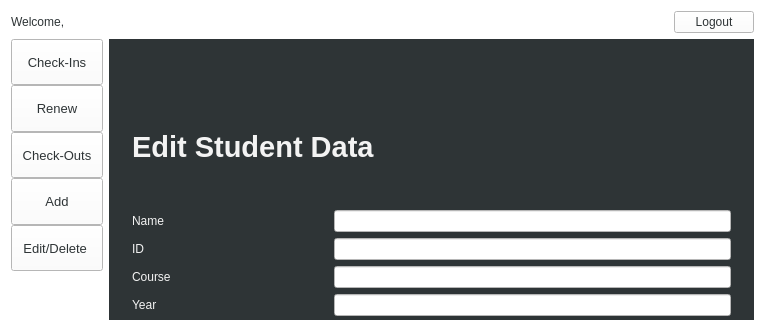
The window that admin_page.ui (pramesh025/LibraryMS) describes before a commit, drawn with Qt 5; both pictures show x 0 to 765 and y 0 to 320 of the 765 by 460 pixel window.
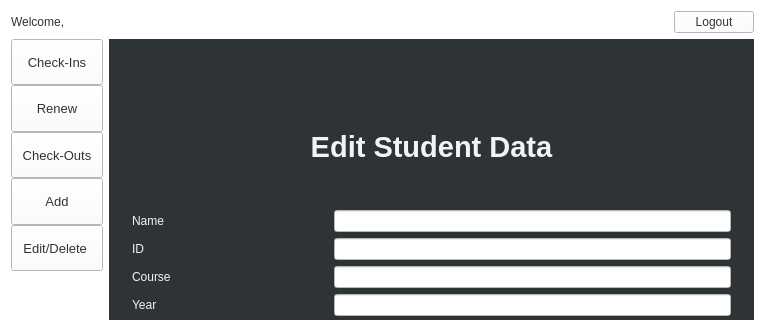
The same window after the commit. The open tabs and pages were chosen to show the change.

Diff of the .ui file:
```diff
--- a/admin_page.ui
+++ b/admin_page.ui
@@ -2059,20 +2059,6 @@
            </property>
           </widget>
          </item>
-         <item row="0" column="0" colspan="2">
-          <widget class="QLabel" name="label_14">
-           <property name="font">
-            <font>
-             <pointsize>22</pointsize>
-             <weight>75</weight>
-             <bold>true</bold>
-            </font>
-           </property>
-           <property name="text">
-            <string>Edit Student Data</string>
-           </property>
-          </widget>
-         </item>
          <item row="6" column="1" colspan="2">
           <widget class="QLineEdit" name="lineEdit_edit_year">
            <property name="styleSheet">
@@ -2134,6 +2120,23 @@
            </property>
           </widget>
          </item>
+         <item row="0" column="0" colspan="3">
+          <widget class="QLabel" name="label_14">
+           <property name="font">
+            <font>
+             <pointsize>22</pointsize>
+             <weight>75</weight>
+             <bold>true</bold>
+            </font>
+           </property>
+           <property name="text">
+            <string>Edit Student Data</string>
+           </property>
+           <property name="alignment">
+            <set>Qt::AlignCenter</set>
+           </property>
+          </widget>
+         </item>
         </layout>
        </item>
       </layout>
```
Left out of the diff: 254 changed lines with no effect on the pictures.
